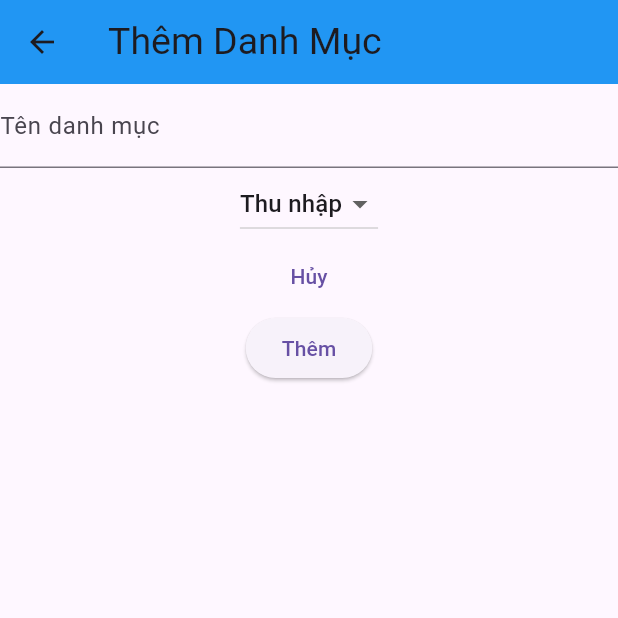
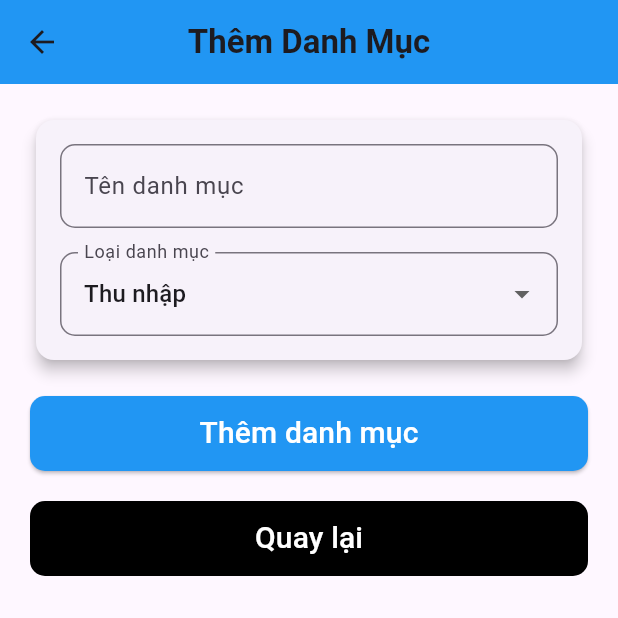
Before and after one commit to ToanCikey/AppExpense, a Flutter app: the CategoryScreen screen opened directly, after a tap on the "add" icon, on a phone screen of 412 x 824 dp, the top half of it. Run offline on Flutter 3.47's test engine with Material 3 defaults, Android fonts, the phone set to English and light mode, and no system bars; our stand-ins replace cloud_firestore, firebase_auth, firebase_core, google_sign_in, motion_toast; accounts and stored records are empty.

Commit message:
update categoty

```diff
--- a/lib/providers/category_provider.dart
+++ b/lib/providers/category_provider.dart
@@ -22,11 +22,20 @@ class CategoryProvider extends ChangeNotifier {
     notifyListeners();
 
     try {
-      _incomeCategories = await _categoryService.getIncomeCategories();
-      _expenseCategories = await _categoryService.getExpenseCategories();
+      String? userId = await _userService.getID();
+      if (userId == null) {
+        _isLoading = false;
+        notifyListeners();
+        return;
+      }
+
+      _incomeCategories = await _categoryService.getIncomeCategories(userId);
+      _expenseCategories = await _categoryService.getExpenseCategories(userId);
+
       print("Fetched income categories: $_incomeCategories");
       print("Fetched expense categories: $_expenseCategories");
     } catch (e) {
+      print("Lỗi khi lấy danh mục: $e");
       _incomeCategories = [];
       _expenseCategories = [];
     }
--- a/lib/repositories/category_repository.dart
+++ b/lib/repositories/category_repository.dart
@@ -16,12 +16,14 @@ class CategoryRepository {
     await _firestore.collection('categories').doc(id).delete();
   }
 
-  Future<List<Categories>> listCategory(String type) async {
+  Future<List<Categories>> listCategory(String userId, String type) async {
     QuerySnapshot snapshot =
         await _firestore
             .collection('categories')
+            .where('user_id', isEqualTo: userId)
             .where('type', isEqualTo: type)
             .get();
+
     return snapshot.docs
         .map((doc) => Categories.fromMap(doc.data() as Map<String, dynamic>))
         .toList();
--- a/lib/services/category_service.dart
+++ b/lib/services/category_service.dart
@@ -24,17 +24,17 @@ class CategoryService {
     }
   }
 
-  Future<List<Categories>> getIncomeCategories() async {
+  Future<List<Categories>> getIncomeCategories(String userId) async {
     try {
-      return await _category.listCategory(CategoryType.income.name);
+      return await _category.listCategory(userId, CategoryType.income.name);
     } catch (e) {
       throw Exception("Lấy danh mục thất bại: ${e.toString()}");
     }
   }
 
-  Future<List<Categories>> getExpenseCategories() async {
+  Future<List<Categories>> getExpenseCategories(String userId) async {
     try {
-      return await _category.listCategory(CategoryType.expense.name);
+      return await _category.listCategory(userId, CategoryType.expense.name);
     } catch (e) {
       throw Exception("Lấy danh mục thất bại: ${e.toString()}");
     }
--- a/lib/views/auth/user_detail.dart
+++ b/lib/views/auth/user_detail.dart
@@ -32,9 +32,10 @@ class _UserDetailState extends State<UserDetail> {
       appBar: AppBar(
         title: Text(
           "Thông tin cá nhân",
-          style: TextStyle(fontSize: 20, fontWeight: FontWeight.bold),
+          style: TextStyle(fontSize: 25, fontWeight: FontWeight.bold),
         ),
         backgroundColor: Colors.blue,
+        centerTitle: true,
       ),
       body: Stack(
         children: [
--- a/lib/views/category/category_screen.dart
+++ b/lib/views/category/category_screen.dart
@@ -1,6 +1,6 @@
 import 'package:doancuoiky/providers/category_provider.dart'
     show CategoryProvider;
-import 'package:doancuoiky/views/category/create_category.dart';
+import 'package:doancuoiky/views/category/create_category_form.dart';
 import 'package:doancuoiky/views/category/expense_category.dart';
 import 'package:doancuoiky/views/category/income_category.dart';
 import 'package:flutter/material.dart';
@@ -30,9 +30,10 @@ class _CategoryScreenState extends State<CategoryScreen> {
       child: Scaffold(
         appBar: AppBar(
           title: Text(
-            "Danh Mục",
-            style: TextStyle(fontSize: 20, fontWeight: FontWeight.bold),
+            "Danh mục",
+            style: TextStyle(fontSize: 25, fontWeight: FontWeight.bold),
           ),
+          centerTitle: true,
           backgroundColor: Colors.blue,
           bottom: TabBar(
             tabs: [Tab(text: "Thu nhập"), Tab(text: "Chi tiêu")],
--- a/lib/views/category/create_category.dart
+++ /dev/null
@@ -1,70 +0,0 @@
-import 'package:doancuoiky/providers/category_provider.dart'
-    show CategoryProvider;
-import 'package:doancuoiky/utils/enum_type.dart';
-import 'package:flutter/material.dart';
-import 'package:provider/provider.dart';
-
-class CreateCategoryForm extends StatefulWidget {
-  const CreateCategoryForm({super.key});
-
-  @override
-  State<CreateCategoryForm> createState() => _CreateCategoryFormState();
-}
-
-class _CreateCategoryFormState extends State<CreateCategoryForm> {
-  final nameController = TextEditingController();
-  CategoryType selectedType = CategoryType.income;
-
-  @override
-  Widget build(BuildContext context) {
-    return Scaffold(
-      appBar: AppBar(
-        title: Text("Thêm Danh Mục", style: TextStyle(fontSize: 25)),
-        backgroundColor: Colors.blue,
-      ),
-      body: Column(
-        children: [
-          TextField(
-            controller: nameController,
-            decoration: const InputDecoration(labelText: "Tên danh mục"),
-          ),
-          DropdownButton<CategoryType>(
-            value: selectedType,
-            items: const [
-              DropdownMenuItem(
-                value: CategoryType.income,
-                child: Text("Thu nhập"),
-              ),
-              DropdownMenuItem(
-                value: CategoryType.expense,
-                child: Text("Chi tiêu"),
-              ),
-            ],
-            onChanged: (value) {
-              if (value != null) {
-                setState(() {
-                  selectedType = value;
-                });
-              }
-            },
-          ),
-          TextButton(
-            onPressed: () => Navigator.pop(context),
-            child: const Text("Hủy"),
-          ),
-          ElevatedButton(
-            onPressed: () {
-              Provider.of<CategoryProvider>(
-                context,
-                listen: false,
-              ).addCategory(nameController.text, selectedType, context);
-
-              Navigator.pop(context);
-            },
-            child: const Text("Thêm"),
-          ),
-        ],
-      ),
-    );
-  }
-}
--- /dev/null
+++ b/lib/views/category/create_category_form.dart
@@ -0,0 +1,144 @@
+import 'package:doancuoiky/utils/enum_type.dart';
+import 'package:flutter/material.dart';
+import 'package:provider/provider.dart';
+import '../../providers/category_provider.dart';
+
+class CreateCategoryForm extends StatefulWidget {
+  const CreateCategoryForm({super.key});
+
+  @override
+  State<CreateCategoryForm> createState() => _CreateCategoryFormState();
+}
+
+class _CreateCategoryFormState extends State<CreateCategoryForm> {
+  final nameController = TextEditingController();
+  CategoryType selectedType = CategoryType.income;
+  final _formKey = GlobalKey<FormState>(); // Key để validate form
+
+  @override
+  Widget build(BuildContext context) {
+    return Scaffold(
+      appBar: AppBar(
+        title: const Text(
+          "Thêm Danh Mục",
+          style: TextStyle(fontSize: 22, fontWeight: FontWeight.bold),
+        ),
+        backgroundColor: Colors.blue,
+        centerTitle: true,
+      ),
+      body: Padding(
+        padding: const EdgeInsets.all(20),
+        child: Column(
+          crossAxisAlignment: CrossAxisAlignment.start,
+          children: [
+            Card(
+              elevation: 4,
+              shape: RoundedRectangleBorder(
+                borderRadius: BorderRadius.circular(12),
+              ),
+              child: Padding(
+                padding: const EdgeInsets.all(16),
+                child: Form(
+                  key: _formKey,
+                  child: Column(
+                    crossAxisAlignment: CrossAxisAlignment.start,
+                    children: [
+                      TextFormField(
+                        controller: nameController,
+                        decoration: InputDecoration(
+                          labelText: "Tên danh mục",
+                          border: OutlineInputBorder(
+                            borderRadius: BorderRadius.circular(10),
+                          ),
+                        ),
+                        validator: (value) {
+                          if (value == null || value.trim().isEmpty) {
+                            return "Tên danh mục không được để trống";
+                          }
+                          return null;
+                        },
+                      ),
+                      const SizedBox(height: 16),
+
+                      DropdownButtonFormField<CategoryType>(
+                        value: selectedType,
+                        decoration: InputDecoration(
+                          labelText: "Loại danh mục",
+                          border: OutlineInputBorder(
+                            borderRadius: BorderRadius.circular(10),
+                          ),
+                        ),
+                        items: const [
+                          DropdownMenuItem(
+                            value: CategoryType.income,
+                            child: Text("Thu nhập"),
+                          ),
+                          DropdownMenuItem(
+                            value: CategoryType.expense,
+                            child: Text("Chi tiêu"),
+                          ),
+                        ],
+                        onChanged: (value) {
+                          if (value != null) {
+                            setState(() {
+                              selectedType = value;
+                            });
+                          }
+                        },
+                      ),
+                    ],
+                  ),
+                ),
+              ),
+            ),
+            const SizedBox(height: 20),
+            SizedBox(
+              width: double.infinity,
+              height: 50,
+              child: ElevatedButton(
+                onPressed: () {
+                  if (_formKey.currentState!.validate()) {
+                    Provider.of<CategoryProvider>(
+                      context,
+                      listen: false,
+                    ).addCategory(nameController.text, selectedType, context);
+
+                    Navigator.pop(context);
+                  }
+                },
+                style: ElevatedButton.styleFrom(
+                  backgroundColor: Colors.blue,
+                  foregroundColor: Colors.white,
+                  shape: RoundedRectangleBorder(
+                    borderRadius: BorderRadius.circular(10),
+                  ),
+                ),
+                child: const Text(
+                  "Thêm danh mục",
+                  style: TextStyle(fontSize: 20),
+                ),
+              ),
+            ),
+            SizedBox(height: 20),
+
+            SizedBox(
+              width: double.infinity,
+              height: 50,
+              child: TextButton(
+                onPressed: () => Navigator.pop(context),
+                style: TextButton.styleFrom(
+                  backgroundColor: Colors.black,
+                  foregroundColor: Colors.white,
+                  shape: RoundedRectangleBorder(
+                    borderRadius: BorderRadius.circular(10),
+                  ),
+                ),
+                child: const Text("Quay lại", style: TextStyle(fontSize: 20)),
+              ),
+            ),
+          ],
+        ),
+      ),
+    );
+  }
+}
--- a/lib/views/setting.dart
+++ b/lib/views/setting.dart
@@ -29,8 +29,12 @@ class _SettingState extends State<Setting> {
 
     return Scaffold(
       appBar: AppBar(
-        title: Text("Cài đặt", style: TextStyle(fontSize: 25)),
+        title: Text(
+          "Cài đặt",
+          style: TextStyle(fontSize: 25, fontWeight: FontWeight.bold),
+        ),
         backgroundColor: Colors.blue,
+        centerTitle: true,
       ),
       body: FutureBuilder<Users?>(
         future: id != null ? UserRepository().getUser(id!) : Future.value(null),
```
